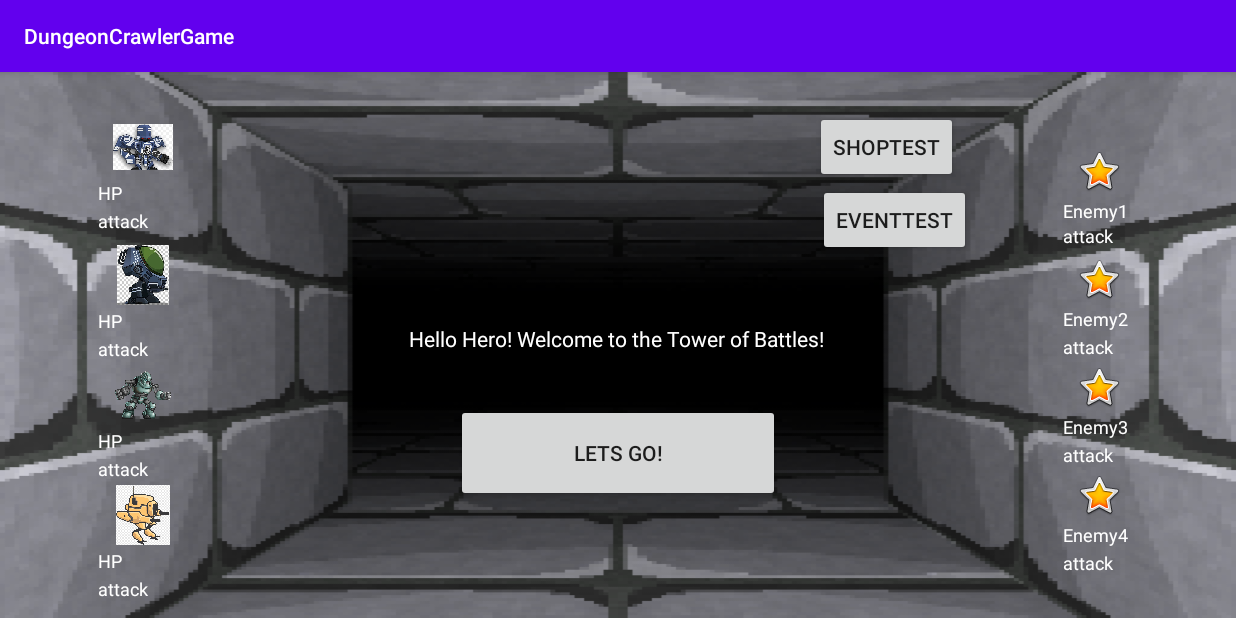
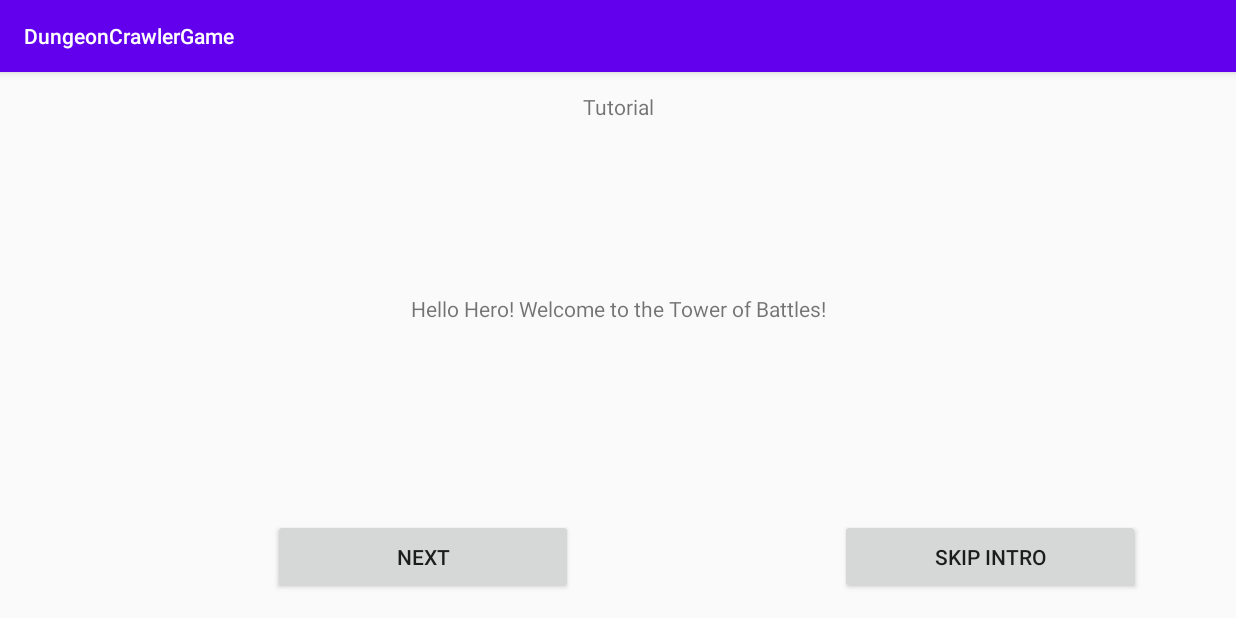
Before and after one commit to TBrodrick/Project3, an Android app: the CreateNewGame screen opened directly, with no data from a screen before it, on a phone screen of 824 x 412 dp (held sideways). Run offline under Robolectric (Android 15) with nearby library versions, the phone set to English and light mode, and no system bars.

Commit message:
Can move forward (Shop and Battle floors only) and some other UI updates to start screen and shop

```diff
--- a/app/src/main/AndroidManifest.xml
+++ b/app/src/main/AndroidManifest.xml
@@ -10,6 +10,9 @@
         android:roundIcon="@mipmap/ic_launcher_round"
         android:supportsRtl="true"
         android:theme="@style/AppTheme">
+        <activity android:name=".StartPage"
+            android:screenOrientation="landscape"
+            tools:ignore="LockedOrientationActivity"/>
         <activity android:name=".SpecialEvent"
             android:screenOrientation="landscape"
             tools:ignore="LockedOrientationActivity"/>
--- a/app/src/main/res/layout-land/activity_create_new_game.xml
+++ b/app/src/main/res/layout-land/activity_create_new_game.xml
@@ -13,58 +13,20 @@
         android:layout_height="55dp"
         android:layout_marginTop="30dp"
         android:text="@string/flee"
-        android:visibility="invisible"
         app:layout_constraintEnd_toEndOf="parent"
         app:layout_constraintHorizontal_bias="0.499"
         app:layout_constraintStart_toStartOf="parent"
         app:layout_constraintTop_toBottomOf="@+id/Attack" />
 
-    <TextView
-        android:id="@+id/Introduction"
-        android:layout_width="318dp"
-        android:layout_height="23dp"
-        android:layout_marginTop="168dp"
-        android:text="@string/hello_hero_welcome_to_the_tower_of_battles"
-        android:textColor="#FFFFFF"
-        android:visibility="visible"
-        app:layout_constraintEnd_toEndOf="parent"
-        app:layout_constraintHorizontal_bias="0.539"
-        app:layout_constraintStart_toStartOf="parent"
-        app:layout_constraintTop_toTopOf="parent" />
-
-    <Button
-        android:id="@+id/Start"
-        android:layout_width="216dp"
-        android:layout_height="65dp"
-        android:layout_marginTop="30dp"
-        android:text="@string/lets_go"
-        android:visibility="visible"
-        app:layout_constraintEnd_toEndOf="parent"
-        app:layout_constraintStart_toStartOf="parent"
-        app:layout_constraintTop_toBottomOf="@+id/Introduction" />
 
     <Button
         android:id="@+id/Attack"
         android:layout_width="220dp"
         android:layout_height="55dp"
-        android:layout_marginTop="30dp"
+        android:layout_marginTop="152dp"
         android:text="@string/attack"
-        android:visibility="invisible"
         app:layout_constraintEnd_toEndOf="parent"
-        app:layout_constraintStart_toStartOf="parent"
-        app:layout_constraintTop_toBottomOf="@+id/PlayerNum" />
-
-    <TextView
-        android:id="@+id/PlayerNum"
-        android:layout_width="110dp"
-        android:layout_height="55dp"
-        android:layout_marginTop="84dp"
-        android:text="@string/floor"
-        android:textColor="#FFFFFF"
-        android:textSize="30sp"
-        android:visibility="invisible"
-        app:layout_constraintEnd_toEndOf="parent"
-        app:layout_constraintHorizontal_bias="0.531"
+        app:layout_constraintHorizontal_bias="0.499"
         app:layout_constraintStart_toStartOf="parent"
         app:layout_constraintTop_toTopOf="parent" />
 
@@ -96,8 +58,8 @@
         android:id="@+id/Ally1"
         android:layout_width="40dp"
         android:layout_height="40dp"
-        android:layout_marginStart="75dp"
-        android:layout_marginTop="30dp"
+        android:layout_marginStart="72dp"
+        android:layout_marginTop="8dp"
         android:contentDescription="@string/ally1"
         android:src="@drawable/robota"
         app:layout_constraintStart_toStartOf="parent"
@@ -192,8 +154,8 @@
         android:id="@+id/Enemy1"
         android:layout_width="wrap_content"
         android:layout_height="wrap_content"
-        android:layout_marginTop="50dp"
-        android:layout_marginEnd="75dp"
+        android:layout_marginTop="16dp"
+        android:layout_marginEnd="80dp"
         android:contentDescription="@string/enemy1"
         app:layout_constraintEnd_toEndOf="parent"
         app:layout_constraintTop_toTopOf="parent"
@@ -377,14 +339,27 @@
 
     <Button
         android:id="@+id/Victory"
-        android:layout_width="226dp"
-        android:layout_height="61dp"
+        android:layout_width="220dp"
+        android:layout_height="55dp"
         android:text="Move On"
+        android:visibility="invisible"
         app:layout_constraintBottom_toBottomOf="parent"
         app:layout_constraintEnd_toEndOf="parent"
-        app:layout_constraintHorizontal_bias="0.506"
+        app:layout_constraintHorizontal_bias="0.504"
         app:layout_constraintStart_toStartOf="parent"
         app:layout_constraintTop_toTopOf="parent"
-        app:layout_constraintVertical_bias="0.551" />
+        app:layout_constraintVertical_bias="0.434" />
+
+    <Button
+        android:id="@+id/GoBack"
+        android:layout_width="220dp"
+        android:layout_height="55dp"
+        android:layout_marginTop="30dp"
+        android:text="Go Back"
+        android:visibility="invisible"
+        app:layout_constraintEnd_toEndOf="parent"
+        app:layout_constraintHorizontal_bias="0.499"
+        app:layout_constraintStart_toStartOf="parent"
+        app:layout_constraintTop_toBottomOf="@+id/Attack" />
 
 </androidx.constraintlayout.widget.ConstraintLayout>
--- /dev/null
+++ b/app/src/main/res/layout-land/start_page.xml
@@ -0,0 +1,61 @@
+<?xml version="1.0" encoding="utf-8"?>
+<androidx.constraintlayout.widget.ConstraintLayout xmlns:android="http://schemas.android.com/apk/res/android"
+    xmlns:app="http://schemas.android.com/apk/res-auto"
+    xmlns:tools="http://schemas.android.com/tools"
+    android:layout_width="match_parent"
+    android:layout_height="match_parent"
+    tools:context=".CreateNewGame"
+    tools:ignore="MissingDefaultResource">
+
+
+    <TextView
+        android:id="@+id/Introduction"
+        android:layout_width="575dp"
+        android:layout_height="228dp"
+        android:layout_marginBottom="92dp"
+        android:text="@string/hello_hero_welcome_to_the_tower_of_battles"
+        android:textAlignment="center"
+        android:gravity="center"
+        app:layout_constraintBottom_toBottomOf="parent"
+        app:layout_constraintEnd_toEndOf="parent"
+        app:layout_constraintStart_toStartOf="parent" />
+
+    <Button
+        android:id="@+id/Next"
+        android:layout_width="200dp"
+        android:layout_height="50dp"
+        android:layout_marginTop="26dp"
+        android:layout_marginEnd="176dp"
+        android:text="Next"
+        app:layout_constraintBottom_toBottomOf="parent"
+        app:layout_constraintEnd_toStartOf="@+id/Skip"
+        app:layout_constraintHorizontal_bias="0.989"
+        app:layout_constraintStart_toStartOf="parent"
+        app:layout_constraintTop_toBottomOf="@+id/Introduction"
+        app:layout_constraintVertical_bias="0.0" />
+
+    <Button
+        android:id="@+id/Skip"
+        android:layout_width="200dp"
+        android:layout_height="50dp"
+        android:layout_marginTop="13dp"
+        android:layout_marginEnd="64dp"
+        android:text="Skip Intro"
+        app:layout_constraintBottom_toBottomOf="parent"
+        app:layout_constraintEnd_toEndOf="parent"
+        app:layout_constraintTop_toBottomOf="@+id/Introduction"
+        app:layout_constraintVertical_bias="0.448" />
+
+    <TextView
+        android:id="@+id/Tutorial"
+        android:layout_width="254dp"
+        android:layout_height="59dp"
+        android:text="Tutorial"
+        android:textAlignment="center"
+        android:gravity="center"
+        app:layout_constraintBottom_toTopOf="@+id/Introduction"
+        app:layout_constraintEnd_toEndOf="parent"
+        app:layout_constraintStart_toStartOf="parent"
+        app:layout_constraintTop_toTopOf="parent" />
+
+</androidx.constraintlayout.widget.ConstraintLayout>
```
Also changed, not shown: app/src/main/java/com/example/project3/BattleFloor.java (+10 -0 lines), app/src/main/java/com/example/project3/Character.java (+5 -3 lines), app/src/main/java/com/example/project3/CreateNewGame.java (+177 -96 lines), app/src/main/java/com/example/project3/Item.java (+9 -0 lines), app/src/main/java/com/example/project3/MainActivity.java (+0 -32 lines), app/src/main/java/com/example/project3/ShopFloor.java (+25 -8 lines), app/src/main/java/com/example/project3/StartPage.java (added, +13 -0 lines), app/src/main/res/layout-land/activity_shop.xml (+41 -7 lines).
